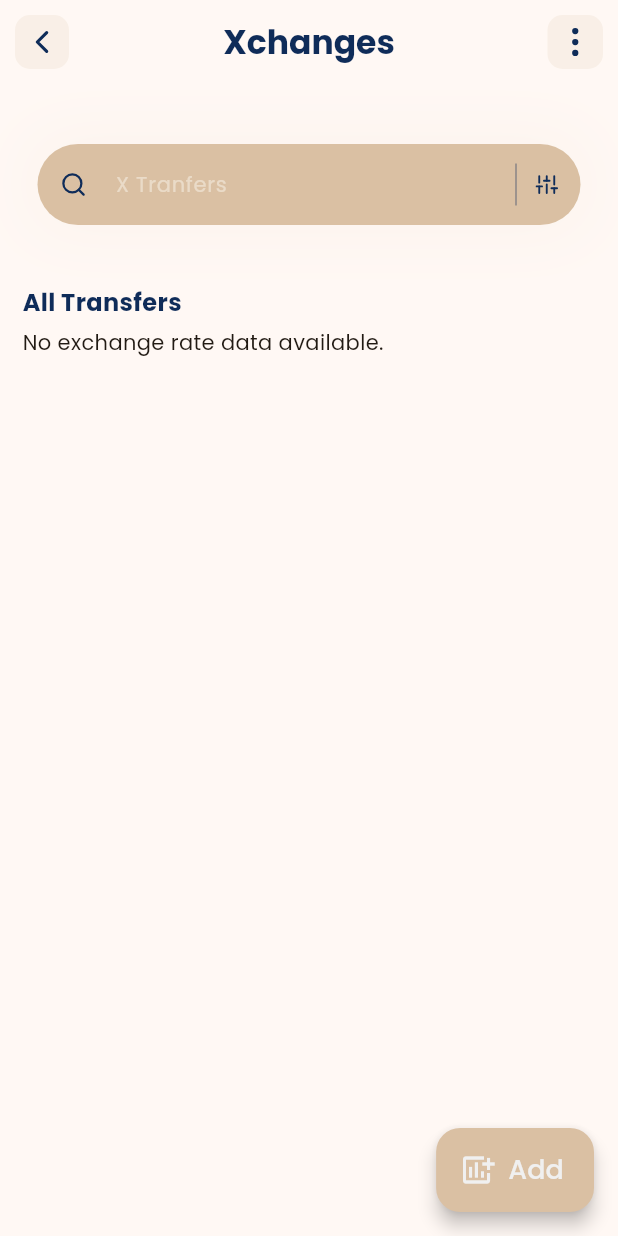
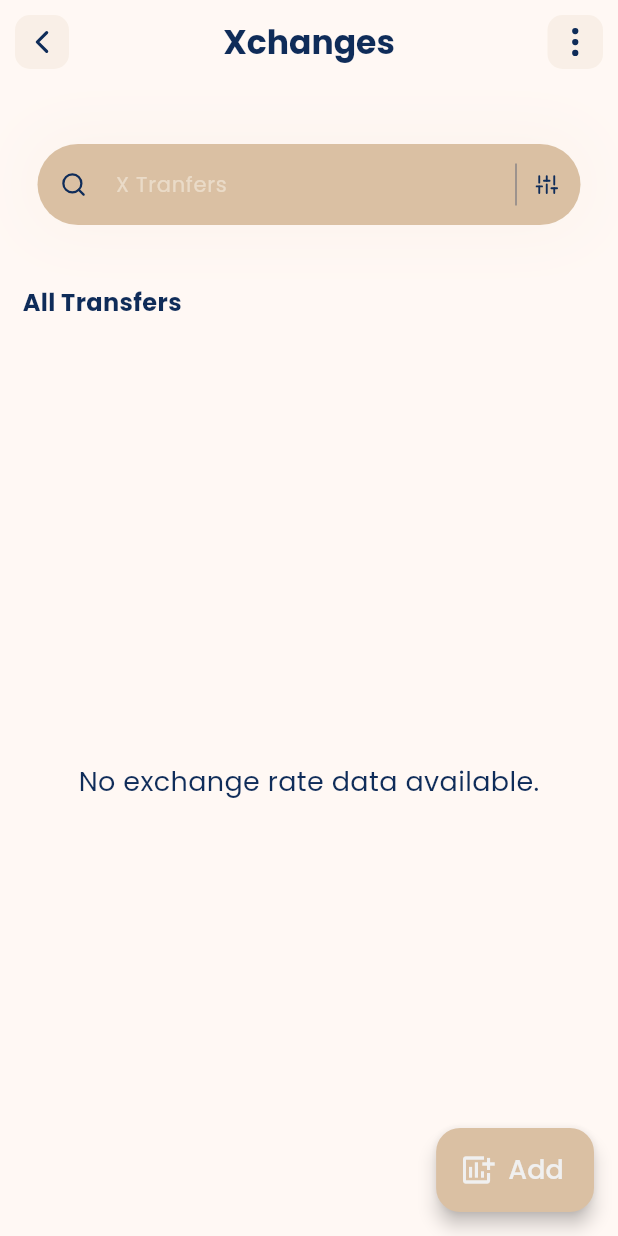
Before and after one commit to if3chi/xTradre, a Flutter app: the screen it shows after launch, on a phone screen of 412 x 824 dp. Run offline on Flutter 3.47's test engine with Material 2 defaults, Android fonts, the light colour scheme and no system bars; our stand-ins replace flutter_svg, sqflite; accounts and stored records are empty.

```diff
--- a/lib/constants/space.dart
+++ b/lib/constants/space.dart
@@ -1,5 +1,6 @@
-
 import 'package:flutter/material.dart';
 
 const spaceYxs = SizedBox(height: 6);
 const spaceYsm = SizedBox(height: 12);
+
+const spaceXxs = SizedBox(width: 6);
--- a/lib/screens/transfer_screen.dart
+++ b/lib/screens/transfer_screen.dart
@@ -30,6 +30,7 @@ class _TransferScreenState extends State<TransferScreen> {
   Widget build(BuildContext context) {
     return Scaffold(
       appBar: appBar(context),
+      resizeToAvoidBottomInset: false,
       body: Container(
         padding: const EdgeInsets.symmetric(horizontal: 15),
         child: Column(
@@ -49,9 +50,9 @@ class _TransferScreenState extends State<TransferScreen> {
                 if (snapshot.connectionState == ConnectionState.waiting) {
                   return const CircularProgressIndicator();
                 } else if (snapshot.hasError) {
-                  return Text('Error: ${snapshot.error}');
+                  return ErrText('Error: ${snapshot.error}');
                 } else if (!snapshot.hasData || snapshot.data!.isEmpty) {
-                  return const Text('No exchange rate data available.');
+                  return const ErrText('No exchange rate data available.');
                 } else {
                   final exchangeRates = snapshot.data!;
                   return Expanded(
@@ -96,3 +97,17 @@ class _TransferScreenState extends State<TransferScreen> {
     );
   }
 }
+
+class ErrText extends StatelessWidget {
+  final String text;
+  final double size;
+
+  const ErrText(this.text, {super.key, this.size = 18});
+
+  @override
+  Widget build(BuildContext context) {
+    return Expanded(
+      child: Center(child: TextSm(text, size: size)),
+    );
+  }
+}
```
Also changed, not shown: lib/widgets/tranfer_card.dart (+11 -3 lines), assets/svg/money-swap.svg (added).
